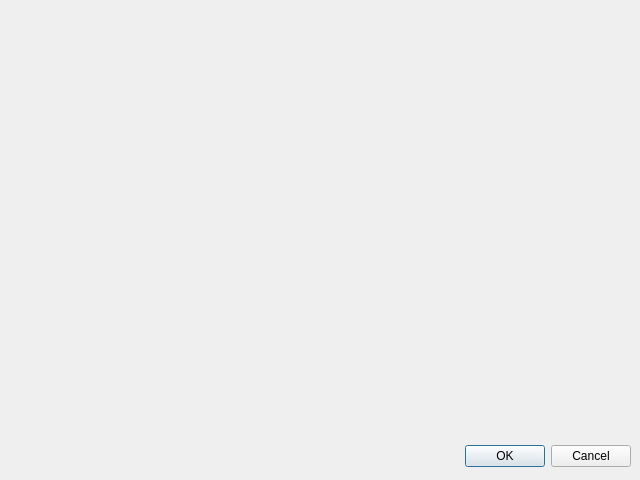
Old version of the form B9Creator/b9slice/b9slice.ui in the repository B9Creations/B9Creator.
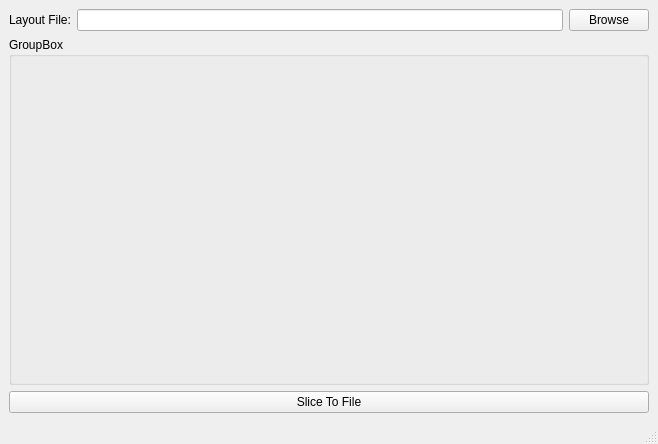
New version of the form.

Commit message: Folding in the layout and slicer projects

The edit to the form file:
```diff
--- a/B9Creator/b9slice/b9slice.ui
+++ b/B9Creator/b9slice/b9slice.ui
@@ -1,34 +1,83 @@
 <?xml version="1.0" encoding="UTF-8"?>
 <ui version="4.0">
  <class>B9Slice</class>
- <widget class="QDialog" name="B9Slice">
+ <widget class="QMainWindow" name="B9Slice">
   <property name="geometry">
    <rect>
     <x>0</x>
     <y>0</y>
-    <width>640</width>
-    <height>480</height>
+    <width>658</width>
+    <height>444</height>
    </rect>
   </property>
   <property name="windowTitle">
    <string>B9Slicer</string>
   </property>
-  <widget class="QDialogButtonBox" name="buttonBox">
+  <widget class="QWidget" name="centralwidget">
+   <layout class="QVBoxLayout" name="verticalLayout">
+    <item>
+     <layout class="QHBoxLayout" name="horizontalLayout">
+      <item>
+       <widget class="QLabel" name="label">
+        <property name="text">
+         <string>Layout File:</string>
+        </property>
+       </widget>
+      </item>
+      <item>
+       <widget class="QLineEdit" name="lineEdit"/>
+      </item>
+      <item>
+       <widget class="QPushButton" name="LayoutBrowse">
+        <property name="text">
+         <string>Browse</string>
+        </property>
+       </widget>
+      </item>
+     </layout>
+    </item>
+    <item>
+     <widget class="QGroupBox" name="groupBox">
+      <property name="title">
+       <string>GroupBox</string>
+      </property>
+      <layout class="QVBoxLayout" name="verticalLayout_2">
+       <item>
+        <spacer name="verticalSpacer">
+         <property name="orientation">
+          <enum>Qt::Vertical</enum>
+         </property>
+         <property name="sizeHint" stdset="0">
+          <size>
+           <width>20</width>
+           <height>289</height>
+          </size>
+         </property>
+        </spacer>
+       </item>
+      </layout>
+     </widget>
+    </item>
+    <item>
+     <widget class="QPushButton" name="SliceButton">
+      <property name="text">
+       <string>Slice To File</string>
+      </property>
+     </widget>
+    </item>
+   </layout>
+  </widget>
+  <widget class="QMenuBar" name="menubar">
    <property name="geometry">
     <rect>
-     <x>10</x>
-     <y>440</y>
-     <width>621</width>
-     <height>32</height>
+     <x>0</x>
+     <y>0</y>
+     <width>658</width>
+     <height>21</height>
     </rect>
    </property>
-   <property name="orientation">
-    <enum>Qt::Horizontal</enum>
-   </property>
-   <property name="standardButtons">
-    <set>QDialogButtonBox::Cancel|QDialogButtonBox::Ok</set>
-   </property>
   </widget>
+  <widget class="QStatusBar" name="statusbar"/>
  </widget>
  <resources/>
  <connections>
```
Left out of the diff: 35 changed lines with no effect on the pictures. The commit also changes 55 other files.
